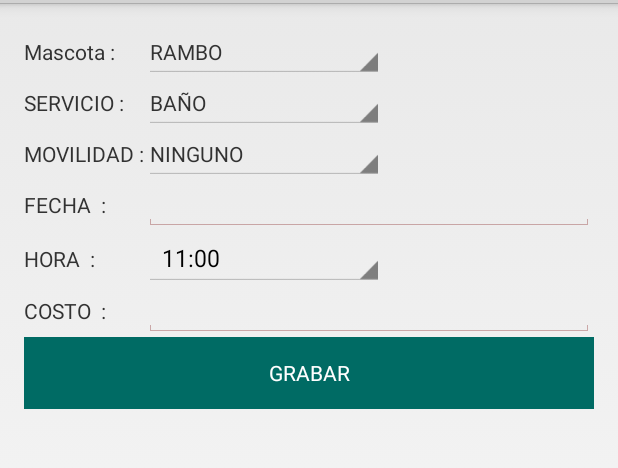
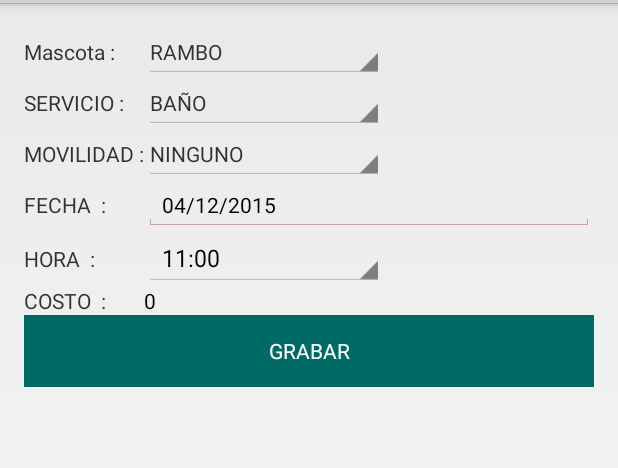
Before and after one commit to pccapa/VeterinariaAndriod, an Android app: the fragment ServicioPeluqueriaActivity shown on its own in the app's theme, on a phone screen of 412 x 824 dp, the part 69-537 px from its top. Run offline under Robolectric (Android 15) with nearby library versions, the phone set to English and light mode, and no system bars.

Commit message:
peluqueria

```diff
--- a/MyApplication/app/src/main/java/pe/edu/upc/veterinaryapp/ServicioPeluqueriaActivity.java
+++ b/MyApplication/app/src/main/java/pe/edu/upc/veterinaryapp/ServicioPeluqueriaActivity.java
@@ -15,6 +15,7 @@ import android.view.ViewGroup;
 import android.widget.AdapterView;
 import android.widget.ArrayAdapter;
 import android.widget.Button;
+import android.widget.EditText;
 import android.widget.ListAdapter;
 import android.widget.Spinner;
 import android.widget.TextView;
@@ -24,6 +25,7 @@ import java.sql.SQLException;
 import java.text.DateFormat;
 import java.text.ParseException;
 import java.text.SimpleDateFormat;
+import java.util.Calendar;
 import java.util.Date;
 import java.util.List;
 
@@ -34,12 +36,18 @@ import pe.edu.upc.veterinaryapp.entities.Mobility;
 import pe.edu.upc.veterinaryapp.entities.Pet;
 
 public class ServicioPeluqueriaActivity extends Fragment {
+private final static String NINGUNO="NINGUNO";
+    private final static String PENDIENTE="PENDIENTE";
 
     private Spinner spMovilidad,spPet,spHora,spServicio;
-private TextView viewHora;
+private TextView viewHora,viewCosto;
+    private EditText txtFecha;
     private Button btGrabar;
     public static Database mDb;
+
     List<HairdresserService> hairdresserServiceList=null;
+    List<Hairdresser > hairdresserList=null;
+    List<Mobility > mobilityList=null;
 
     @Override
     public View onCreateView(LayoutInflater inflater, ViewGroup container,
@@ -48,6 +56,8 @@ private TextView viewHora;
         View view = inflater.inflate(R.layout.activity_servicio_peluqueria, container,
                 false);
         viewHora = (TextView) view.findViewById(R.id.textView6);
+        txtFecha = (EditText) view.findViewById(R.id.txtFecha);
+        viewCosto = (TextView) view.findViewById(R.id.viewCosto);
 
         mDb = new Database(getActivity());
         try {
@@ -56,15 +66,16 @@ private TextView viewHora;
             e.printStackTrace();
         }
 
-        List<Hairdresser > hairdresserList=null;
+
         hairdresserList= Database.mHairdresserDao.fetchAllHairdresser();
         List<Pet > petList=null;
         petList= Database.mPetDao.fetchAllPet();
-        List<Mobility > mobilityList=null;
         mobilityList= Database.mMobilityDao.fetchAllMobility();
         hairdresserServiceList= Database.mHairdresserServiceDao.fetchAllHairdresserService();
 
-
+        DateFormat dateFormat = new SimpleDateFormat("dd/MM/yyyy");
+        Date ahora=new Date();
+        txtFecha.setText(dateFormat.format(ahora));
 
         spPet = (Spinner) view.findViewById(R.id.spPet);
         MySpinnerAdapterPet adapter2 = new MySpinnerAdapterPet(getActivity(),android.R.layout.simple_spinner_item ,petList );
@@ -78,13 +89,19 @@ private TextView viewHora;
             @Override
             public void onItemSelected(AdapterView<?> parent, View view, int position, long id) {
                 Mobility mobilidad= (Mobility) (parent.getItemAtPosition(position));
-                if( mobilidad.getDescripcion()=="NINGUNO" ){
-                    spHora.setVisibility(View.GONE);
-                    viewHora.setVisibility(View.GONE);
+                Hairdresser peluqueria =((Hairdresser) spServicio.getSelectedItem());
+
+                System.out.println(mobilidad.getIdMobility());
+                System.out.println(NINGUNO);
+                if( mobilidad.getIdMobility()==1 ){
+                    System.out.println("wsdfszdf");
+                    viewCosto.setText("0");
+                   //viewHora.setVisibility(View.INVISIBLE);
                 }
                 else{
-                    spHora.setVisibility(View.VISIBLE);
-                    viewHora.setVisibility(View.VISIBLE);
+                    viewCosto.setText(String.valueOf(mobilidad.getPrice()+peluqueria.getPrice()  )  );
+                   // spHora.setVisibility(View.VISIBLE);
+                    //viewHora.setVisibility(View.VISIBLE);
                 }
             }
 
@@ -98,6 +115,29 @@ private TextView viewHora;
         spServicio = (Spinner) view.findViewById(R.id.spServicio);
         MySpinnerAdapterHairDresser adapter3 = new MySpinnerAdapterHairDresser(getActivity(),android.R.layout.simple_spinner_item,hairdresserList);
         spServicio.setAdapter(adapter3);
+        spServicio.setOnItemSelectedListener(new AdapterView.OnItemSelectedListener() {
+            @Override
+            public void onItemSelected(AdapterView<?> parent, View view, int position, long id) {
+                Hairdresser peluqueria= (Hairdresser) (parent.getItemAtPosition(position));
+                Mobility mobilidad =((Mobility) spMovilidad.getSelectedItem());
+
+                System.out.println(mobilidad.getDescripcion());
+                if( mobilidad.getIdMobility()== 1 ){
+                    viewCosto.setText("0");
+                    //viewHora.setVisibility(View.INVISIBLE);
+                }
+                else{
+                    viewCosto.setText(String.valueOf(mobilidad.getPrice()+peluqueria.getPrice()  )  );
+                    // spHora.setVisibility(View.VISIBLE);
+                    //viewHora.setVisibility(View.VISIBLE);
+                }
+            }
+
+            @Override
+            public void onNothingSelected(AdapterView<?> parent) {
+
+            }
+        });
 
         spHora = (Spinner) view.findViewById(R.id.spHora);
         String []opciones4={"11:00","12:00","13:00","14:00","15:00","16:00"};
@@ -117,38 +157,46 @@ private TextView viewHora;
         @Override
         public void onClick(View v) {
             //hairdresserServiceList
-            DateFormat dateFormat = new SimpleDateFormat("dd/MM/yyyy HH:mm:ss");
+            DateFormat dateFormat = new SimpleDateFormat("dd/MM/yyyy");
             int contar=0;
 
+
             ////primera validacion
-            for ( HairdresserService lista:  hairdresserServiceList ){
+            if(txtFecha.getText().toString()==""  ){
+                Toast.makeText(getActivity().getApplicationContext(), "Ingrese una fecha de servicio.", Toast.LENGTH_SHORT).show();
+                return;
+            }
+            else {
+                Calendar cal = Calendar.getInstance();
                 Date fechaToday = new Date();
+                Date fechaServicio=null;
+
+                cal.setTime(fechaToday);
+                cal.add(Calendar.DATE, 1);
+                fechaToday =cal.getTime();
+
                 fechaToday.setHours(0);
                 fechaToday.setMinutes(0);
                 fechaToday.setSeconds(0);
-
-                Date fechaServicio=null;
                 try {
-                    fechaServicio =dateFormat.parse(lista.getDateAppointment());
+                    fechaServicio =dateFormat.parse(txtFecha.getText().toString());
                 }
                 catch (ParseException ex){ System.out.println(ex.getMessage()); }
 
-                System.out.println(fechaToday.getDate());
-                System.out.println(fechaServicio.getDate());
+                System.out.println(fechaToday.toString() );
+                System.out.println(fechaServicio.toString());
 
                 if(fechaToday.equals(fechaServicio) || fechaToday.after(fechaServicio) ){
                     contar=1;
-                    break;
+                    Toast.makeText(getActivity().getApplicationContext(), "El registro de servicio se hace con un día de anticipación.", Toast.LENGTH_SHORT).show();
+                    return;
                 }
             }
-            if (contar ==1 ){
-                Toast.makeText(getActivity().getApplicationContext(), "El registro de servicio se hace con un día de anticipación.", Toast.LENGTH_SHORT).show();
-                return;
-            }
+
 
             ////segunda  validacion
             for ( HairdresserService lista:  hairdresserServiceList ){
-                if(lista.getIdPet() ==(( Pet ) spPet.getSelectedItem()).getIdPet()  ){
+                if(lista.getIdPet() ==(( Pet ) spPet.getSelectedItem()).getIdPet() &&  lista.getStateAppointment() ==PENDIENTE ){
                     contar=1;
                     break;
                 }
@@ -158,13 +206,15 @@ private TextView viewHora;
                 return;
             }
 
-            double costo=0;
 
-            if(((Mobility)spMovilidad.getSelectedItem()).getDescripcion() != "NINGUNO"   )
-                costo = Double.parseDouble(spHora.getSelectedItem().toString());
+            ///guardado
+            /*double costo=0;
+            System.out.println(((Mobility)spMovilidad.getSelectedItem()).getDescripcion());
+            if(((Mobility)spMovilidad.getSelectedItem()).getDescripcion() != NINGUNO   )
+                costo = Double.parseDouble(txtCosto.getText().toString() );*/
 
-            Toast.makeText(getActivity().getApplicationContext(), "Grabación Exitosa, Costo Total :S/" +String.valueOf(costo) , Toast.LENGTH_SHORT).show();
 
+            Toast.makeText(getActivity().getApplicationContext(), "Grabación Exitosa, Costo Total: S/" +viewCosto.getText() , Toast.LENGTH_SHORT).show();
 
             Fragment fragment = null;
             fragment = new ServicioActivity();
--- a/MyApplication/app/src/main/res/layout/activity_servicio_peluqueria.xml
+++ b/MyApplication/app/src/main/res/layout/activity_servicio_peluqueria.xml
@@ -144,7 +144,7 @@
             <EditText
             android:layout_width="match_parent"
             android:layout_height="wrap_content"
-            android:inputType="time"
+            android:inputType="date"
             android:ems="10"
             android:id="@+id/txtFecha"
             style="@style/Theme.EditTextTheme"
@@ -183,14 +183,14 @@
                 android:id="@+id/textView6"
                 android:layout_column="0" />
 
-            <EditText
-                android:layout_width="match_parent"
+            <TextView
+                android:layout_width="wrap_content"
                 android:layout_height="wrap_content"
-                android:inputType="time"
-                android:ems="10"
-                android:id="@+id/txtCosto"
-                style="@style/Theme.EditTextTheme"
-                android:layout_column="1" />
+                android:text="0"
+                android:id="@+id/viewCosto"
+                android:layout_column="1"
+                style="@style/Theme.EditTextTheme" />
+
         </TableRow>
 
         <TableRow
@@ -206,6 +206,40 @@
                 style="@style/Theme.ButtonTheme"
                 android:layout_column="0" />
         </TableRow>
+
+        <TableRow
+            android:layout_width="match_parent"
+            android:layout_height="match_parent">
+
+        </TableRow>
+
+        <TableRow
+            android:layout_width="match_parent"
+            android:layout_height="match_parent">
+
+        </TableRow>
+
+        <TableRow
+            android:layout_width="match_parent"
+            android:layout_height="match_parent">
+
+        </TableRow>
+
+        <TableRow
+            android:layout_width="match_parent"
+            android:layout_height="match_parent"></TableRow>
+
+        <TableRow
+            android:layout_width="match_parent"
+            android:layout_height="match_parent">
+
+        </TableRow>
+
+        <TableRow
+            android:layout_width="match_parent"
+            android:layout_height="match_parent">
+
+        </TableRow>
     </TableLayout>
 
 </LinearLayout>
```
Also changed, not shown: 1 other file.
